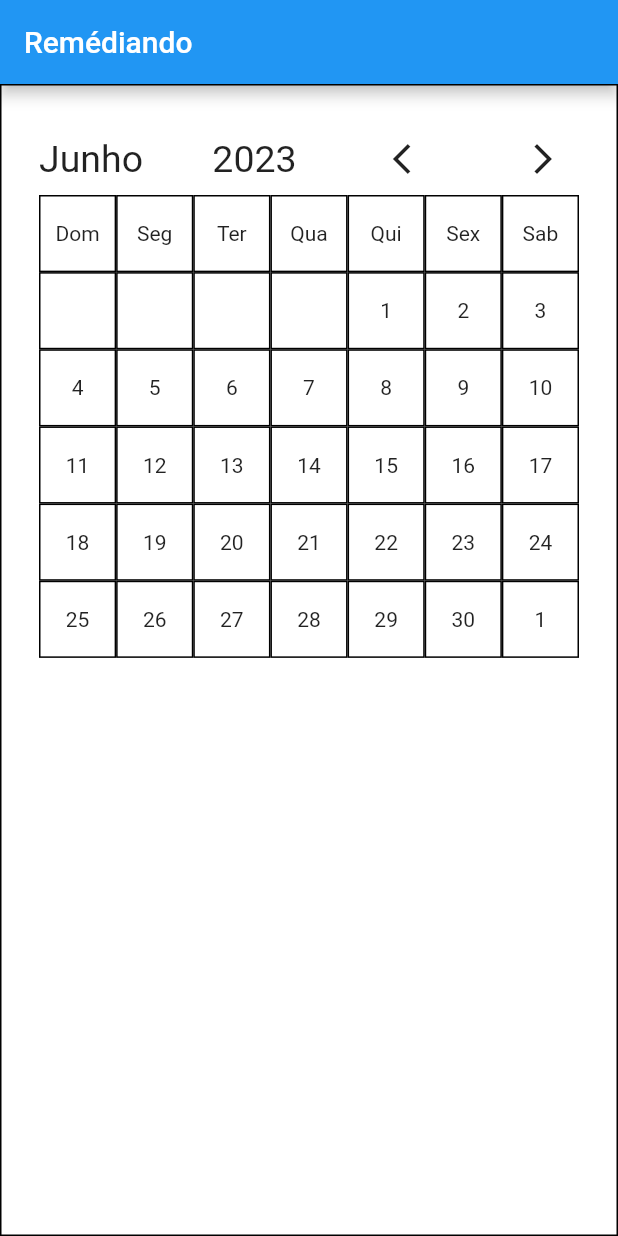
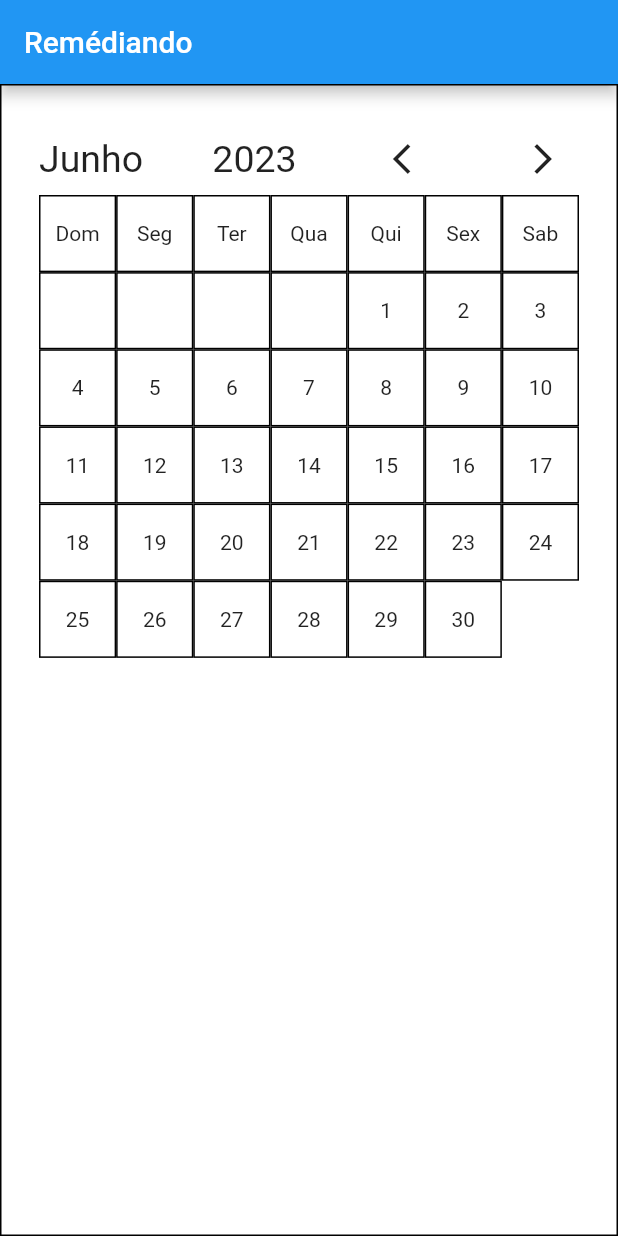
Before and after one commit to Patrickalvares/app_medicine_scheduler, a Flutter app: the screen it shows after launch, after a tap on the "arrow back ios new" icon, on a phone screen of 412 x 824 dp. Run offline on Flutter 3.47's test engine with Material 2 defaults, Android fonts, the phone set to English and light mode, and no system bars; our stand-ins replace table_calendar.

Commit message:
Calendar last day fix

```diff
--- a/lib/components/calendar.dart
+++ b/lib/components/calendar.dart
@@ -47,14 +47,20 @@ class _MounthCalendarState extends State<MounthCalendar> {
       }
     }
 
+    String plusOneDay(int p) {
+      String newDay = dateTime.add(Duration(days: p)).day.toString();
+      return newDay;
+    }
+
     void daysDraw(int position) {
       emptyDate(position);
-      for (int i = 0; i < 31; i++) {
+      int i = 0;
+      do {
         days.add(Container(
             decoration: BoxDecoration(border: Border.all(color: Colors.black)),
-            child:
-                Center(child: Text('${dateTime.add(Duration(days: i)).day}'))));
-      }
+            child: Center(child: Text(plusOneDay(i)))));
+        i++;
+      } while (int.parse(plusOneDay(i)) > 1);
     }
 
     switch (dateTime.weekday) {
```
